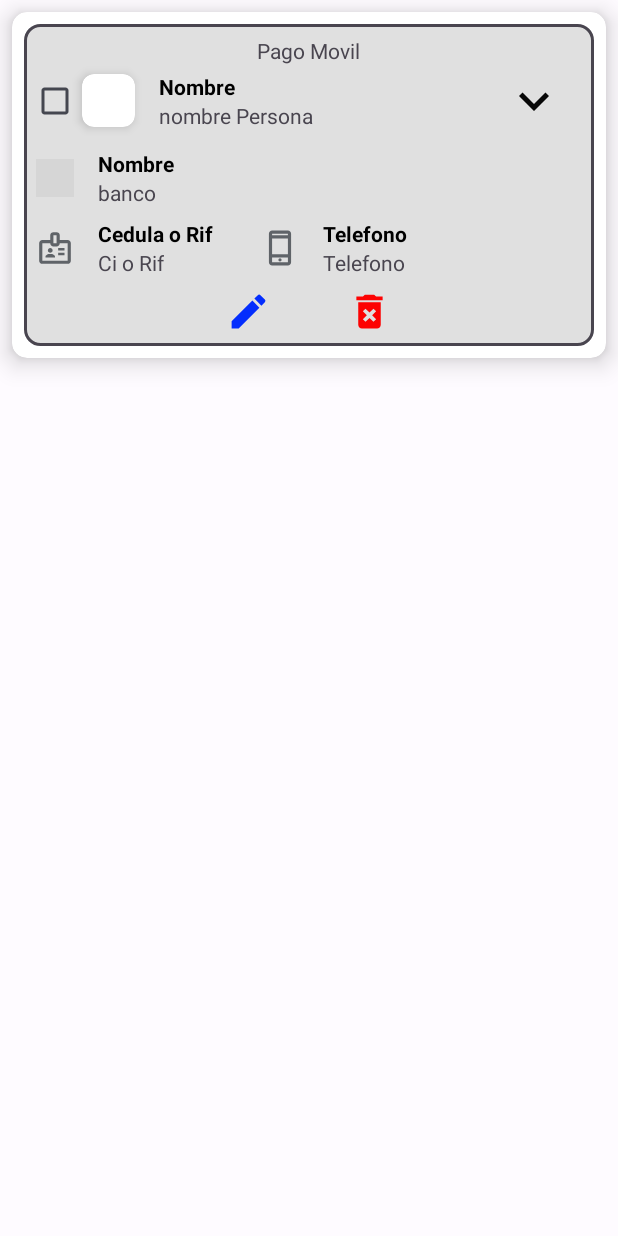
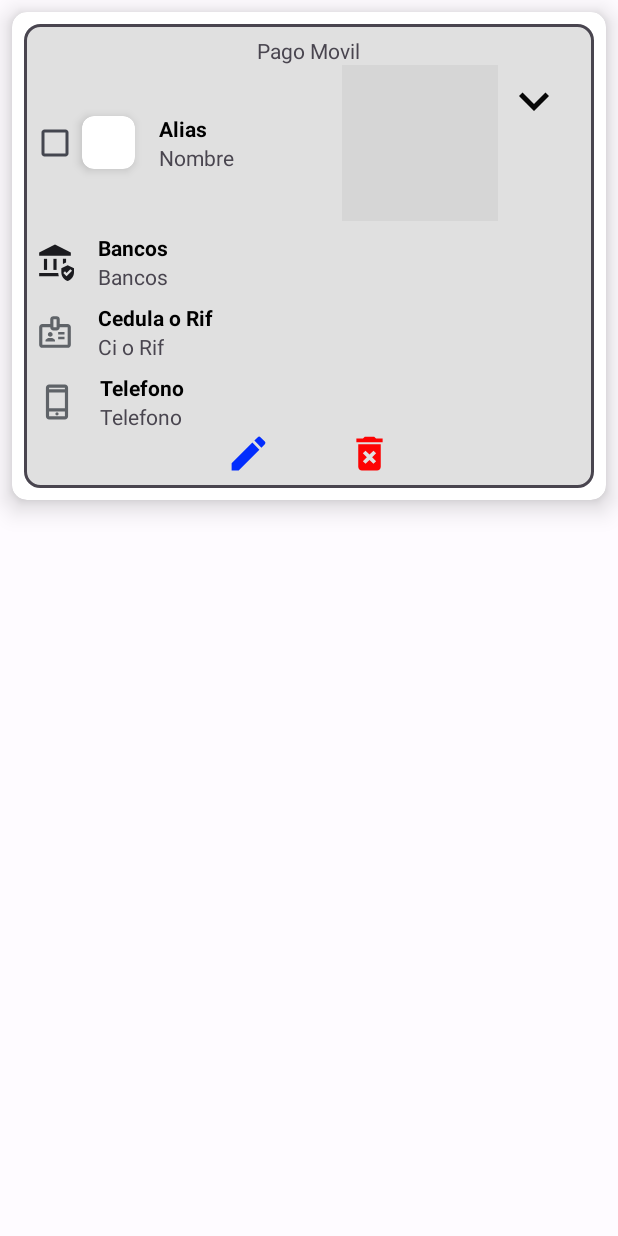
Before and after one commit to carlosvpinto/menulateral, an Android app: the layout cardview_pago_movil.xml on its own in the app's theme, with its tools: preview values and no code run, on a phone screen of 412 x 824 dp. Run offline under Robolectric (Android 15) with nearby library versions, the phone set to English and light mode, and no system bars; grey boxes are pictures that could not be loaded.

Commit message:
flash 1.1 com copiar dentro de pago movil 15-12-2025

```diff
--- a/app/build.gradle.kts
+++ b/app/build.gradle.kts
@@ -24,8 +24,8 @@ android {
         applicationId = "com.carlosv.menulateral"
         minSdk = 26
         targetSdk = 36
-        versionCode = 151
-        versionName = "Flash1.1"
+        versionCode = 152
+        versionName = "Flash1.2"
 
         testInstrumentationRunner = "androidx.test.runner.AndroidJUnitRunner"
     }
--- a/app/src/main/java/com/carlosv/dolaraldia/ui/home/DatosPerFragment.kt
+++ b/app/src/main/java/com/carlosv/dolaraldia/ui/pagomovil/DatosPerFragment.kt
@@ -1,4 +1,4 @@
-package com.carlosv.dolaraldia.ui.home
+package com.carlosv.dolaraldia.ui.pagomovil
 
 import android.content.Context
 import android.content.SharedPreferences
@@ -33,7 +33,6 @@ import kotlinx.coroutines.withContext
 import java.io.File
 import java.io.FileOutputStream
 import java.util.Date
-import java.util.Locale
 
 class DatosPerFragment : Fragment() {
     private var _binding: FragmentDatosPerBinding? = null
--- a/app/src/main/res/layout/cardview_pago_movil.xml
+++ b/app/src/main/res/layout/cardview_pago_movil.xml
@@ -67,7 +67,7 @@
                 <TextView
                     android:layout_width="wrap_content"
                     android:layout_height="wrap_content"
-                    android:text="Nombre"
+                    android:text="@string/alias"
                     android:textStyle="bold"
                     android:textColor="@color/black"
                     android:textSize="14sp" />
@@ -76,11 +76,19 @@
                     android:id="@+id/txtNombrePM"
                     android:layout_width="wrap_content"
                     android:layout_height="wrap_content"
-                    android:text="nombre Persona"
+                    android:text="@string/nombre_del_banco"
                     android:textSize="14sp" />
 
             </LinearLayout>
+            <ImageButton
+                android:id="@+id/copiarPagoMovil"
+                android:layout_width="wrap_content"
+                android:layout_height="wrap_content"
+                android:src="@drawable/ic_copy_24"
 
+                android:padding="4dp"
+
+                android:contentDescription="@string/copiar_monto_bol_vares" />
             <ImageView
                 android:id="@+id/arrowImageView"
                 android:layout_width="wrap_content"
@@ -88,7 +96,7 @@
                 android:src="@drawable/ic_arrow_down"
                 android:layout_gravity="end"
                 android:padding="4dp"
-                android:contentDescription="Toggle details" />
+                android:contentDescription="@string/payment_details_full" />
 
         </LinearLayout>
 
@@ -111,7 +119,7 @@
                     android:id="@+id/imgBancosMP"
                     android:layout_width="25dp"
                     android:layout_height="25dp"
-                    android:src="@drawable/ic_copy_24" />
+                    android:src="@drawable/ic_instituciones_24" />
 
                 <LinearLayout
                     android:layout_width="wrap_content"
@@ -122,7 +130,7 @@
                     <TextView
                         android:layout_width="wrap_content"
                         android:layout_height="wrap_content"
-                        android:text="@string/nombre_del_banco"
+                        android:text="@string/bancos"
                         android:textStyle="bold"
                         android:textColor="@color/black"
                         android:textSize="14sp" />
@@ -131,7 +139,7 @@
                         android:id="@+id/txtNombreBancoPM"
                         android:layout_width="wrap_content"
                         android:layout_height="wrap_content"
-                        android:text="banco"
+                        android:text="@string/bancos"
                         android:textSize="14sp" />
 
                 </LinearLayout>
@@ -173,12 +181,16 @@
 
                 </LinearLayout>
 
+
+
+            </LinearLayout>
+
             <LinearLayout
-                    android:layout_width="wrap_content"
+                android:layout_width="match_parent"
                 android:layout_height="wrap_content"
                 android:orientation="horizontal"
                 android:gravity="center_vertical"
-                    android:layout_marginStart="32dp">
+                android:layout_marginStart="1dp">
 
                 <ImageView
                     android:layout_width="25dp"
@@ -205,8 +217,6 @@
                         android:layout_height="wrap_content"
                         android:text="Telefono"
                         android:textSize="14sp" />
-
-                    </LinearLayout>
 
                 </LinearLayout>
 
--- a/app/src/main/res/layout/fragment_datos_per.xml
+++ b/app/src/main/res/layout/fragment_datos_per.xml
@@ -4,7 +4,7 @@
     xmlns:tools="http://schemas.android.com/tools"
     android:layout_width="match_parent"
     android:layout_height="match_parent"
-    tools:context="com.carlosv.dolaraldia.ui.home.DatosPerFragment">
+    tools:context="com.carlosv.dolaraldia.ui.pagomovil.DatosPerFragment">
 
 
 <LinearLayout
--- a/app/src/main/res/navigation/mobile_navigation.xml
+++ b/app/src/main/res/navigation/mobile_navigation.xml
@@ -79,7 +79,7 @@
 
     <fragment
         android:id="@+id/nav_Personal"
-        android:name="com.carlosv.dolaraldia.ui.home.DatosPerFragment"
+        android:name="com.carlosv.dolaraldia.ui.pagomovil.DatosPerFragment"
         android:label="@string/pago_movil"
         tools:layout="@layout/fragment_datos_per" />
     <fragment
```
Also changed, not shown: app/src/main/java/com/carlosv/dolaraldia/adapter/PagoMovilAdapter.kt (+66 -1 lines). Lines whose indentation alone changed are shown as unchanged.
